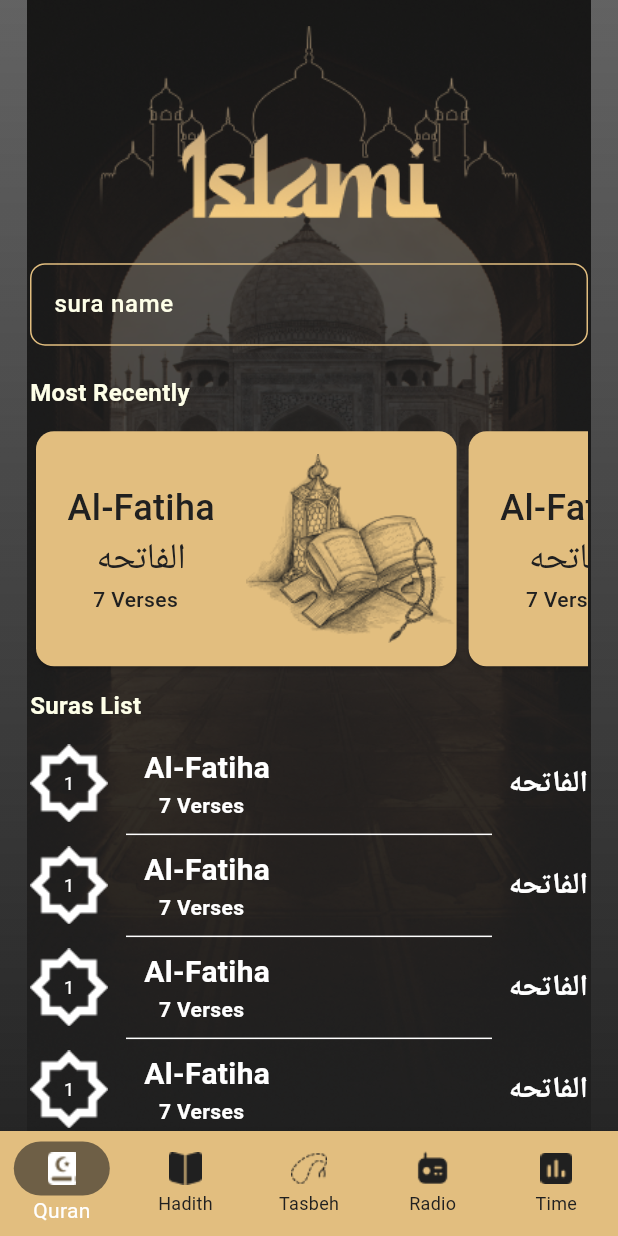
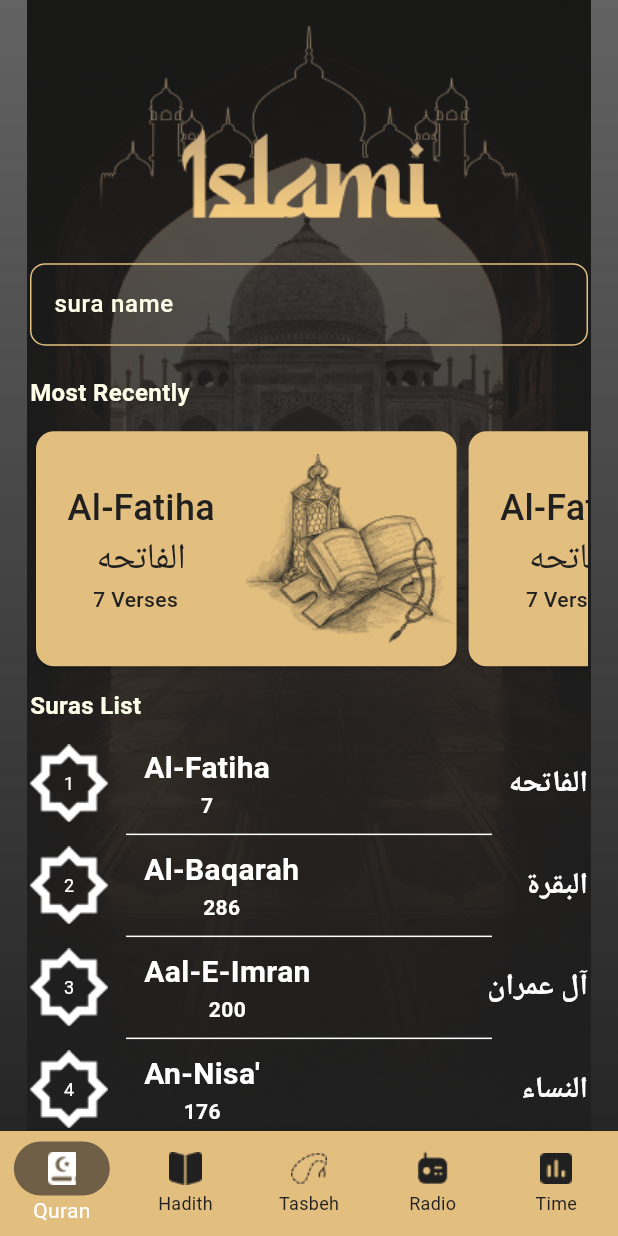
Before and after one commit to Emankamal27/islami-c14-online-sat, a Flutter app: the MainLayout screen opened by its route, on a phone screen of 412 x 824 dp. Run offline on Flutter 3.47's test engine with Material 3 defaults, Android fonts, the phone set to English and light mode, and no system bars; our stand-ins replace introduction_screen.

Commit message:
finished quran tab (suras list)

```diff
--- /dev/null
+++ b/lib/core/resources/constant_manager.dart
@@ -0,0 +1,162 @@
+class ConstantManager {
+  static List<SuraDM> suras = [
+    SuraDM(suraNameEn: "Al-Fatiha", suraNameAr: "الفاتحه", versesNumber: '7'),
+    SuraDM(suraNameEn: "Al-Baqarah", suraNameAr: "البقرة", versesNumber: '286'),
+    SuraDM(
+        suraNameEn: "Aal-E-Imran", suraNameAr: "آل عمران", versesNumber: '200'),
+    SuraDM(suraNameEn: "An-Nisa'", suraNameAr: "النساء", versesNumber: '176'),
+    SuraDM(
+        suraNameEn: "Al-Ma'idah", suraNameAr: "المائدة", versesNumber: '120'),
+    SuraDM(suraNameEn: "Al-An'am", suraNameAr: "الأنعام", versesNumber: '165'),
+    SuraDM(suraNameEn: "Al-A'raf", suraNameAr: "الأعراف", versesNumber: '206'),
+    SuraDM(suraNameEn: "Al-Anfal", suraNameAr: "الأنفال", versesNumber: '75'),
+    SuraDM(suraNameEn: "At-Tawbah", suraNameAr: "التوبة", versesNumber: '129'),
+    SuraDM(suraNameEn: "Yunus", suraNameAr: "يونس", versesNumber: '109'),
+    SuraDM(suraNameEn: "Hud", suraNameAr: "هود", versesNumber: '123'),
+    SuraDM(suraNameEn: "Yusuf", suraNameAr: "يوسف", versesNumber: '111'),
+    SuraDM(suraNameEn: "Ar-Ra'd", suraNameAr: "الرعد", versesNumber: '43'),
+    SuraDM(suraNameEn: "Ibrahim", suraNameAr: "إبراهيم", versesNumber: '52'),
+    SuraDM(suraNameEn: "Al-Hijr", suraNameAr: "الحجر", versesNumber: '99'),
+    SuraDM(suraNameEn: "An-Nahl", suraNameAr: "النحل", versesNumber: '128'),
+    SuraDM(suraNameEn: "Al-Isra", suraNameAr: "الإسراء", versesNumber: '111'),
+    SuraDM(suraNameEn: "Al-Kahf", suraNameAr: "الكهف", versesNumber: '110'),
+    SuraDM(suraNameEn: "Maryam", suraNameAr: "مريم", versesNumber: '98'),
+    SuraDM(suraNameEn: "Ta-Ha", suraNameAr: "طه", versesNumber: '135'),
+    SuraDM(
+        suraNameEn: "Al-Anbiya", suraNameAr: "الأنبياء", versesNumber: '112'),
+    SuraDM(suraNameEn: "Al-Hajj", suraNameAr: "الحج", versesNumber: '78'),
+    SuraDM(
+        suraNameEn: "Al-Mu'minun", suraNameAr: "المؤمنون", versesNumber: '118'),
+    SuraDM(suraNameEn: "An-Nur", suraNameAr: "النّور", versesNumber: '64'),
+    SuraDM(suraNameEn: "Al-Furqan", suraNameAr: "الفرقان", versesNumber: '77'),
+    SuraDM(
+        suraNameEn: "Ash-Shu'ara", suraNameAr: "الشعراء", versesNumber: '227'),
+    SuraDM(suraNameEn: "An-Naml", suraNameAr: "النّمل", versesNumber: '93'),
+    SuraDM(suraNameEn: "Al-Qasas", suraNameAr: "القصص", versesNumber: '88'),
+    SuraDM(
+        suraNameEn: "Al-Ankabut", suraNameAr: "العنكبوت", versesNumber: '69'),
+    SuraDM(suraNameEn: "Ar-Rum", suraNameAr: "الرّوم", versesNumber: '60'),
+    SuraDM(suraNameEn: "Luqman", suraNameAr: "لقمان", versesNumber: '34'),
+    SuraDM(suraNameEn: "As-Sajda", suraNameAr: "السجدة", versesNumber: '30'),
+    SuraDM(suraNameEn: "Al-Ahzab", suraNameAr: "الأحزاب", versesNumber: '73'),
+    SuraDM(suraNameEn: "Saba", suraNameAr: "سبأ", versesNumber: '54'),
+    SuraDM(suraNameEn: "Fatir", suraNameAr: "فاطر", versesNumber: '38'),
+    SuraDM(suraNameEn: "Ya-Sin", suraNameAr: "يس", versesNumber: '27'),
+    SuraDM(suraNameEn: "As-Saffat", suraNameAr: "الصافات", versesNumber: '182'),
+    SuraDM(suraNameEn: "Sad", suraNameAr: "ص", versesNumber: '88'),
+    SuraDM(suraNameEn: "Az-Zumar", suraNameAr: "الزمر", versesNumber: '75'),
+    SuraDM(suraNameEn: "Ghafir", suraNameAr: "غافر", versesNumber: '85'),
+    SuraDM(suraNameEn: "Fussilat", suraNameAr: "فصّلت", versesNumber: '54'),
+    SuraDM(suraNameEn: "Ash-Shura", suraNameAr: "الشورى", versesNumber: '53'),
+    SuraDM(suraNameEn: "Az-Zukhruf", suraNameAr: "الزخرف", versesNumber: '89'),
+    SuraDM(suraNameEn: "Ad-Dukhan", suraNameAr: "الدّخان", versesNumber: '59'),
+    SuraDM(suraNameEn: "Al-Jathiya", suraNameAr: "الجاثية", versesNumber: '37'),
+    SuraDM(suraNameEn: "Al-Ahqaf", suraNameAr: "الأحقاف", versesNumber: '35'),
+    SuraDM(suraNameEn: "Muhammad", suraNameAr: "محمد", versesNumber: '38'),
+    SuraDM(suraNameEn: "Al-Fath", suraNameAr: "الفتح", versesNumber: '29'),
+    SuraDM(suraNameEn: "Al-Hujurat", suraNameAr: "الحجرات", versesNumber: '18'),
+    SuraDM(suraNameEn: "Qaf", suraNameAr: "ق", versesNumber: '45'),
+    SuraDM(
+        suraNameEn: "Adh-Dhariyat", suraNameAr: "الذاريات", versesNumber: '60'),
+    SuraDM(suraNameEn: "At-Tur", suraNameAr: "الطور", versesNumber: '49'),
+    SuraDM(suraNameEn: "An-Najm", suraNameAr: "النجم", versesNumber: '62'),
+    SuraDM(suraNameEn: "Al-Qamar", suraNameAr: "القمر", versesNumber: '55'),
+    SuraDM(suraNameEn: "Ar-Rahman", suraNameAr: "الرحمن", versesNumber: '78'),
+    SuraDM(suraNameEn: "Al-Waqi'a", suraNameAr: "الواقعة", versesNumber: '96'),
+    SuraDM(suraNameEn: "Al-Hadid", suraNameAr: "الحديد", versesNumber: '29'),
+    SuraDM(
+        suraNameEn: "Al-Mujadila", suraNameAr: "المجادلة", versesNumber: '22'),
+    SuraDM(suraNameEn: "Al-Hashr", suraNameAr: "الحشر", versesNumber: '24'),
+    SuraDM(
+        suraNameEn: "Al-Mumtahina", suraNameAr: "الممتحنة", versesNumber: '13'),
+    SuraDM(suraNameEn: "As-Saff", suraNameAr: "الصف", versesNumber: '14'),
+    SuraDM(suraNameEn: "Al-Jumu'a", suraNameAr: "الجمعة", versesNumber: '11'),
+    SuraDM(
+        suraNameEn: "Al-Munafiqun",
+        suraNameAr: "المنافقون",
+        versesNumber: '11'),
+    SuraDM(
+        suraNameEn: "At-Taghabun", suraNameAr: "التغابن", versesNumber: '18'),
+    SuraDM(suraNameEn: "At-Talaq", suraNameAr: "الطلاق", versesNumber: '12'),
+    SuraDM(suraNameEn: "At-Tahrim", suraNameAr: "التحريم", versesNumber: '12'),
+    SuraDM(suraNameEn: "Al-Mulk", suraNameAr: "الملك", versesNumber: '30'),
+    SuraDM(suraNameEn: "Al-Qalam", suraNameAr: "القلم", versesNumber: '52'),
+    SuraDM(suraNameEn: "Al-Haqqah", suraNameAr: "الحاقة", versesNumber: '52'),
+    SuraDM(suraNameEn: "Al-Ma'arij", suraNameAr: "المعارج", versesNumber: '44'),
+    SuraDM(suraNameEn: "Nuh", suraNameAr: "نوح", versesNumber: '28'),
+    SuraDM(suraNameEn: "Al-Jinn", suraNameAr: "الجن", versesNumber: '24'),
+    SuraDM(
+        suraNameEn: "Al-Muzzammil", suraNameAr: "المزّمّل", versesNumber: '20'),
+    SuraDM(
+        suraNameEn: "Al-Muddathir", suraNameAr: "المدّثر", versesNumber: '56'),
+    SuraDM(suraNameEn: "Al-Qiyamah", suraNameAr: "القيامة", versesNumber: '40'),
+    SuraDM(suraNameEn: "Al-Insan", suraNameAr: "الإنسان", versesNumber: '31'),
+    SuraDM(
+        suraNameEn: "Al-Mursalat", suraNameAr: "المرسلات", versesNumber: '50'),
+    SuraDM(suraNameEn: "An-Naba'", suraNameAr: "النبأ", versesNumber: '40'),
+    SuraDM(
+        suraNameEn: "An-Nazi'at", suraNameAr: "النازعات", versesNumber: '46'),
+    SuraDM(suraNameEn: "Abasa", suraNameAr: "عبس", versesNumber: '42'),
+    SuraDM(suraNameEn: "At-Takwir", suraNameAr: "التكوير", versesNumber: '29'),
+    SuraDM(
+        suraNameEn: "Al-Infitar", suraNameAr: "الإنفطار", versesNumber: '19'),
+    SuraDM(
+        suraNameEn: "Al-Mutaffifin",
+        suraNameAr: "المطفّفين",
+        versesNumber: '36'),
+    SuraDM(
+        suraNameEn: "Al-Inshiqaq", suraNameAr: "الإنشقاق", versesNumber: '25'),
+    SuraDM(suraNameEn: "Al-Buruj", suraNameAr: "البروج", versesNumber: '22'),
+    SuraDM(suraNameEn: "At-Tariq", suraNameAr: "الطارق", versesNumber: '17'),
+    SuraDM(suraNameEn: "Al-A'la", suraNameAr: "الأعلى", versesNumber: '19'),
+    SuraDM(
+        suraNameEn: "Al-Ghashiyah", suraNameAr: "الغاشية", versesNumber: '26'),
+    SuraDM(suraNameEn: "Al-Fajr", suraNameAr: "الفجر", versesNumber: '30'),
+    SuraDM(suraNameEn: "Al-Balad", suraNameAr: "البلد", versesNumber: '20'),
+    SuraDM(suraNameEn: "Ash-Shams", suraNameAr: "الشمس", versesNumber: '15'),
+    SuraDM(suraNameEn: "Al-Lail", suraNameAr: "الليل", versesNumber: '21'),
+    SuraDM(suraNameEn: "Ad-Duha", suraNameAr: "الضحى", versesNumber: '11'),
+    SuraDM(suraNameEn: "Ash-Sharh", suraNameAr: "الشرح", versesNumber: '8'),
+    SuraDM(suraNameEn: "At-Tin", suraNameAr: "التين", versesNumber: '8'),
+    SuraDM(suraNameEn: "Al-Alaq", suraNameAr: "العلق", versesNumber: '19'),
+    SuraDM(suraNameEn: "Al-Qadr", suraNameAr: "القدر", versesNumber: '5'),
+    SuraDM(suraNameEn: "Al-Bayyina", suraNameAr: "البينة", versesNumber: '8'),
+    SuraDM(suraNameEn: "Az-Zalzalah", suraNameAr: "الزلزلة", versesNumber: '8'),
+    SuraDM(suraNameEn: "Al-Adiyat", suraNameAr: "العاديات", versesNumber: '11'),
+    SuraDM(suraNameEn: "Al-Qari'a", suraNameAr: "القارعة", versesNumber: '11'),
+    SuraDM(suraNameEn: "At-Takathur", suraNameAr: "التكاثر", versesNumber: '8'),
+    SuraDM(suraNameEn: "Al-Asr", suraNameAr: "العصر", versesNumber: '3'),
+    SuraDM(suraNameEn: "Al-Humazah", suraNameAr: "الهمزة", versesNumber: '9'),
+    SuraDM(suraNameEn: "Al-Fil", suraNameAr: "الفيل", versesNumber: '5'),
+    SuraDM(suraNameEn: "Quraysh", suraNameAr: "قريش", versesNumber: '4'),
+    SuraDM(suraNameEn: "Al-Ma'un", suraNameAr: "الماعون", versesNumber: '7'),
+    SuraDM(suraNameEn: "Al-Kawthar", suraNameAr: "الكوثر", versesNumber: '3'),
+    SuraDM(suraNameEn: "Al-Kafirun", suraNameAr: "الكافرون", versesNumber: '6'),
+    SuraDM(suraNameEn: "An-Nasr", suraNameAr: "النصر", versesNumber: '3'),
+    SuraDM(suraNameEn: "Al-Masad", suraNameAr: "المسد", versesNumber: '5'),
+    SuraDM(suraNameEn: "Al-Ikhlas", suraNameAr: "الإخلاص", versesNumber: '4'),
+    SuraDM(suraNameEn: "Al-Falaq", suraNameAr: "الفلق", versesNumber: '5'),
+    SuraDM(suraNameEn: "An-Nas", suraNameAr: "الناس", versesNumber: '6')
+  ];
+}
+
+class SuraDM {
+  final String suraNameEn;
+  final String suraNameAr;
+  final String versesNumber;
+
+  const SuraDM(
+      {required this.suraNameEn,
+      required this.suraNameAr,
+      required this.versesNumber});
+}
+
+/// student
+/// id
+/// name
+/// age
+/// gpa
+///
+class Student {}
+
+List<Student> students = [];
--- a/lib/presentation/screens/main_layout/tabs/quran/quran.dart
+++ b/lib/presentation/screens/main_layout/tabs/quran/quran.dart
@@ -1,6 +1,7 @@
 import 'package:flutter/material.dart';
 import 'package:islami_app_c14_online_sat/core/resources/assets_manager.dart';
 import 'package:islami_app_c14_online_sat/core/resources/colors_manager.dart';
+import 'package:islami_app_c14_online_sat/core/resources/constant_manager.dart';
 import 'package:islami_app_c14_online_sat/presentation/screens/main_layout/tabs/quran/widgets/most_recent_card.dart';
 import 'package:islami_app_c14_online_sat/presentation/screens/main_layout/tabs/quran/widgets/sura_item.dart';
 
@@ -75,7 +76,10 @@ class Quran extends StatelessWidget {
         indent: 64,
         endIndent: 64,
       ),
-      itemBuilder: (context, index) => SuraItem(),
+      itemBuilder: (context, index) => SuraItem(
+        index: index,
+        suraDM: ConstantManager.suras[index],
+      ),
       itemCount: 114,
     );
   }
--- a/lib/presentation/screens/main_layout/tabs/quran/widgets/sura_item.dart
+++ b/lib/presentation/screens/main_layout/tabs/quran/widgets/sura_item.dart
@@ -1,9 +1,13 @@
 import 'package:flutter/material.dart';
 import 'package:islami_app_c14_online_sat/core/resources/assets_manager.dart';
 import 'package:islami_app_c14_online_sat/core/resources/colors_manager.dart';
+import 'package:islami_app_c14_online_sat/core/resources/constant_manager.dart';
 
 class SuraItem extends StatelessWidget {
-  const SuraItem({super.key});
+  const SuraItem({super.key, required this.suraDM, required this.index});
+
+  final SuraDM suraDM;
+  final int index;
 
   @override
   Widget build(BuildContext context) {
@@ -14,7 +18,7 @@ class SuraItem extends StatelessWidget {
           children: [
             Image.asset(AssetsManager.suraNumberBackground),
             Text(
-              "1",
+              "${index + 1}",
               style: TextStyle(
                   fontSize: 12,
                   color: ColorsManager.white,
@@ -28,14 +32,14 @@ class SuraItem extends StatelessWidget {
         Column(
           children: [
             Text(
-              "Al-Fatiha",
+              suraDM.suraNameEn,
               style: TextStyle(
                   fontSize: 20,
                   fontWeight: FontWeight.bold,
                   color: ColorsManager.white),
             ),
             Text(
-              "7 Verses  ",
+              suraDM.versesNumber,
               style: TextStyle(
                   fontSize: 14,
                   fontWeight: FontWeight.bold,
@@ -45,7 +49,7 @@ class SuraItem extends StatelessWidget {
         ),
         Spacer(),
         Text(
-          "الفاتحه",
+          suraDM.suraNameAr,
           style: TextStyle(
               fontSize: 20,
               fontWeight: FontWeight.bold,
```
